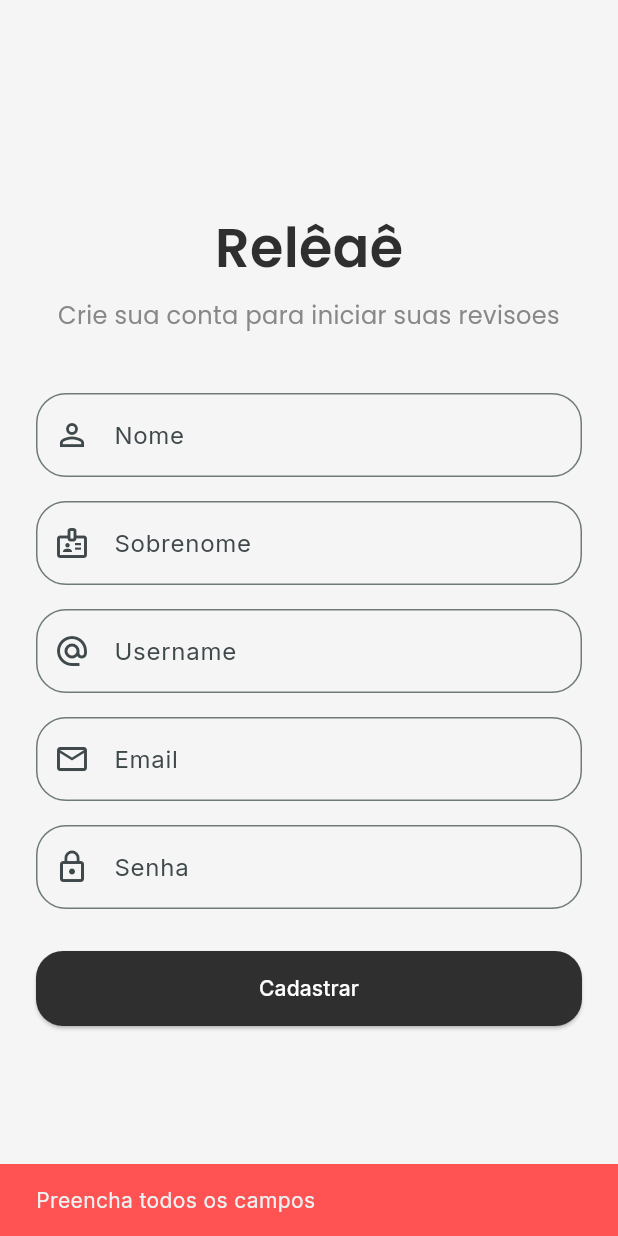
After one commit to utheux/releaeAppFlutter, a Flutter app: the RegisterPage screen opened directly, after a tap on "Cadastrar", on a phone screen of 412 x 824 dp. The commit adds this screen. Run offline on Flutter 3.47's test engine with Material 3 defaults, Android fonts, the phone set to English and light mode, and no system bars; our stand-ins replace cookie_jar, dio, dio_cookie_manager, google_fonts, sqflite; accounts and stored records are empty.

Commit message:
feat: register page

```diff
--- a/lib/pages/loginPage.dart
+++ b/lib/pages/loginPage.dart
@@ -1,4 +1,5 @@
 import 'package:flutter/material.dart';
+import 'package:releae/pages/registerPage.dart';
 import 'package:releae/widgets/loginForm.dart';
 
 class LoginPage extends StatelessWidget {
@@ -12,7 +13,23 @@ class LoginPage extends StatelessWidget {
         child: Center(
           child: SingleChildScrollView(
             padding: const EdgeInsets.all(24),
-            child: const LoginForm()
+            child: Column(
+              children: [
+                const LoginForm(),
+                const SizedBox(height: 18),
+                TextButton(
+                  onPressed: () {
+                    Navigator.push(
+                      context,
+                      MaterialPageRoute(
+                        builder: (context) => const RegisterPage(),
+                      ),
+                    );
+                  },
+                  child: const Text('Ainda nao tem conta? Cadastre-se'),
+                ),
+              ],
+            ),
           ),
         ),
       ),
--- /dev/null
+++ b/lib/pages/registerPage.dart
@@ -0,0 +1,21 @@
+import 'package:flutter/material.dart';
+import 'package:releae/widgets/registerForm.dart';
+
+class RegisterPage extends StatelessWidget {
+  const RegisterPage({super.key});
+
+  @override
+  Widget build(BuildContext context) {
+    return Scaffold(
+      backgroundColor: const Color(0xFFF5F5F5),
+      body: SafeArea(
+        child: Center(
+          child: SingleChildScrollView(
+            padding: const EdgeInsets.all(24),
+            child: const RegisterForm(),
+          ),
+        ),
+      ),
+    );
+  }
+}
--- a/lib/widgets/loginForm.dart
+++ b/lib/widgets/loginForm.dart
@@ -42,7 +42,7 @@ class _LoginFormState extends State<LoginForm> {
     return Column(
       children: [
         Text(
-          'Releae',
+          'Relêaê',
           style: GoogleFonts.poppins(
             fontSize: 36,
             fontWeight: FontWeight.w600,
--- /dev/null
+++ b/lib/widgets/registerForm.dart
@@ -0,0 +1,185 @@
+import 'package:flutter/material.dart';
+import 'package:google_fonts/google_fonts.dart';
+import 'package:releae/features/user/userService.dart';
+
+class RegisterForm extends StatefulWidget {
+  const RegisterForm({super.key});
+
+  @override
+  State<RegisterForm> createState() => _RegisterFormState();
+}
+
+class _RegisterFormState extends State<RegisterForm> {
+  final nameController = TextEditingController();
+  final surNameController = TextEditingController();
+  final usernameController = TextEditingController();
+  final emailController = TextEditingController();
+  final passwordController = TextEditingController();
+
+  final userService = UserService();
+
+  bool isLoading = false;
+
+  Future<void> register() async {
+    if (nameController.text.trim().isEmpty ||
+        surNameController.text.trim().isEmpty ||
+        usernameController.text.trim().isEmpty ||
+        emailController.text.trim().isEmpty ||
+        passwordController.text.trim().isEmpty) {
+      ScaffoldMessenger.of(context).showSnackBar(
+        const SnackBar(
+          content: Text('Preencha todos os campos'),
+          backgroundColor: Colors.redAccent,
+        ),
+      );
+      return;
+    }
+
+    setState(() {
+      isLoading = true;
+    });
+
+    try {
+      await userService.createUser(
+        name: nameController.text.trim(),
+        surName: surNameController.text.trim(),
+        username: usernameController.text.trim(),
+        email: emailController.text.trim(),
+        password: passwordController.text.trim(),
+      );
+
+      if (!mounted) return;
+
+      ScaffoldMessenger.of(context).showSnackBar(
+        const SnackBar(
+          content: Text('Cadastro criado com sucesso'),
+          backgroundColor: Colors.green,
+        ),
+      );
+
+      Navigator.pop(context);
+    } catch (error) {
+      if (!mounted) return;
+
+      ScaffoldMessenger.of(context).showSnackBar(
+        const SnackBar(
+          content: Text('Erro ao criar cadastro'),
+          backgroundColor: Colors.redAccent,
+        ),
+      );
+    } finally {
+      if (mounted) {
+        setState(() {
+          isLoading = false;
+        });
+      }
+    }
+  }
+
+  @override
+  void dispose() {
+    nameController.dispose();
+    surNameController.dispose();
+    usernameController.dispose();
+    emailController.dispose();
+    passwordController.dispose();
+    super.dispose();
+  }
+
+  @override
+  Widget build(BuildContext context) {
+    return Column(
+      children: [
+        Text(
+          'Relêaê',
+          style: GoogleFonts.poppins(
+            fontSize: 36,
+            fontWeight: FontWeight.w600,
+            color: const Color(0xFF2F2F2F),
+          ),
+        ),
+        const SizedBox(height: 8),
+        Text(
+          'Crie sua conta para iniciar suas revisoes',
+          textAlign: TextAlign.center,
+          style: GoogleFonts.poppins(
+            fontSize: 16,
+            color: const Color(0xFF888888),
+          ),
+        ),
+        const SizedBox(height: 40),
+        TextField(
+          controller: nameController,
+          decoration: InputDecoration(
+            labelText: 'Nome',
+            prefixIcon: const Icon(Icons.person_outline),
+            border: OutlineInputBorder(borderRadius: BorderRadius.circular(20)),
+          ),
+        ),
+        const SizedBox(height: 16),
+        TextField(
+          controller: surNameController,
+          decoration: InputDecoration(
+            labelText: 'Sobrenome',
+            prefixIcon: const Icon(Icons.badge_outlined),
+            border: OutlineInputBorder(borderRadius: BorderRadius.circular(20)),
+          ),
+        ),
+        const SizedBox(height: 16),
+        TextField(
+          controller: usernameController,
+          decoration: InputDecoration(
+            labelText: 'Username',
+            prefixIcon: const Icon(Icons.alternate_email),
+            border: OutlineInputBorder(borderRadius: BorderRadius.circular(20)),
+          ),
+        ),
+        const SizedBox(height: 16),
+        TextField(
+          controller: emailController,
+          keyboardType: TextInputType.emailAddress,
+          decoration: InputDecoration(
+            labelText: 'Email',
+            prefixIcon: const Icon(Icons.email_outlined),
+            border: OutlineInputBorder(borderRadius: BorderRadius.circular(20)),
+          ),
+        ),
+        const SizedBox(height: 16),
+        TextField(
+          controller: passwordController,
+          obscureText: true,
+          decoration: InputDecoration(
+            labelText: 'Senha',
+            prefixIcon: const Icon(Icons.lock_outline),
+            border: OutlineInputBorder(borderRadius: BorderRadius.circular(20)),
+          ),
+        ),
+        const SizedBox(height: 28),
+        SizedBox(
+          width: double.infinity,
+          height: 50,
+          child: ElevatedButton(
+            onPressed: isLoading ? null : register,
+            style: ElevatedButton.styleFrom(
+              backgroundColor: const Color(0xFF2F2F2F),
+              foregroundColor: Colors.white,
+              shape: RoundedRectangleBorder(
+                borderRadius: BorderRadius.circular(18),
+              ),
+            ),
+            child: isLoading
+                ? const SizedBox(
+                    width: 22,
+                    height: 22,
+                    child: CircularProgressIndicator(
+                      strokeWidth: 2,
+                      color: Colors.white,
+                    ),
+                  )
+                : const Text('Cadastrar'),
+          ),
+        ),
+      ],
+    );
+  }
+}
```
